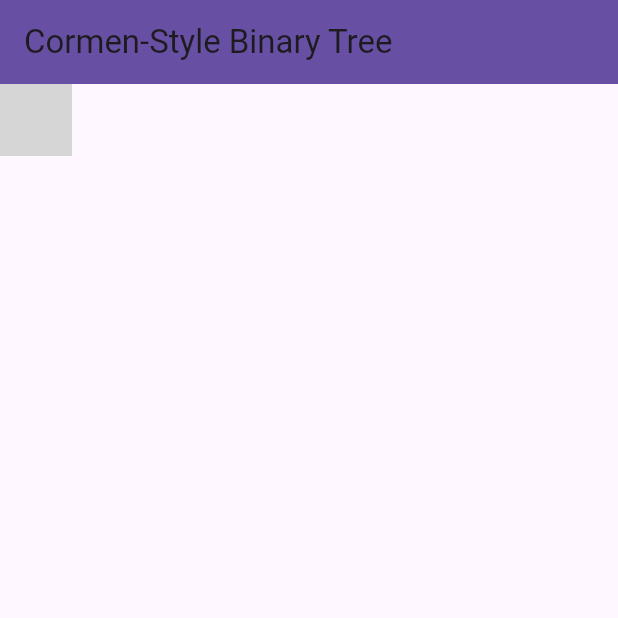
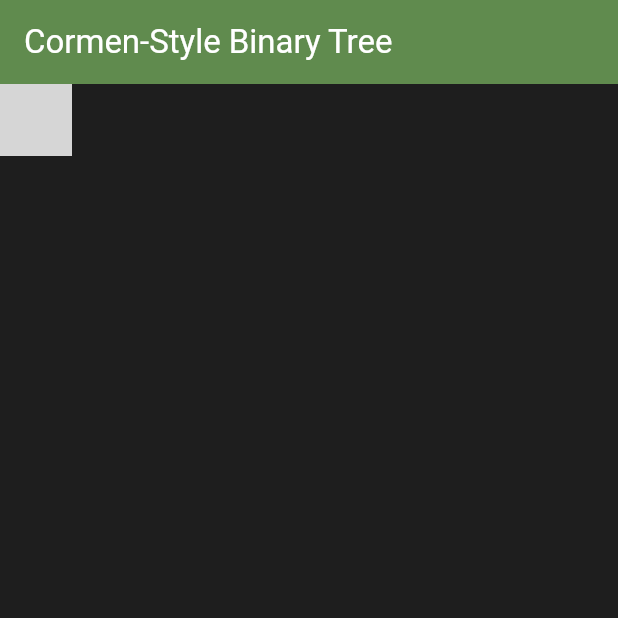
Before and after one commit to yazuc/AlgoBook, a Flutter app: the BinaryTreeDemo screen opened directly, on a phone screen of 412 x 824 dp, the top half of it. Run offline on Flutter 3.47's test engine with Material 3 defaults, Android fonts, the phone set to English and light mode, and no system bars; missing offline and left inert: graphview; grey boxes are pictures that could not be loaded.

Commit message:
feat: Implement VS Code-like themes and layout
This commit introduces new light and dark themes that mimic the look and feel of Visual Studio Code. It also adjusts the main layout to provide a more IDE-like experience.

Changes include:
- A new `themes.dart` file with `lightTheme` and `darkTheme` definitions.
- Updated `main.dart` to use the new themes.
- A new `CustomScaffold` widget that provides a more flexible layout.
- Updated `view_page.dart` to use the new `CustomScaffold` and `Expanded` widget for the visualization area.
- Deleted the old `view_objects.dart` file.

```diff
--- a/lib/main.dart
+++ b/lib/main.dart
@@ -1,19 +1,20 @@
 import 'package:flutter/material.dart';
+import 'package:Bookrithm/themes.dart';
 import 'package:Bookrithm/view_controller/view_page.dart';
 
 void main() {
-  runApp(const DataStructureApp());
+  runApp(const Bookrithm());
 }
 
-class DataStructureApp extends StatefulWidget {
-  const DataStructureApp({super.key});
+class Bookrithm extends StatefulWidget {
+  const Bookrithm({super.key});
 
   @override
-  State<DataStructureApp> createState() => _DataStructureAppState();
+  State<Bookrithm> createState() => _BookrithmState();
 }
 
-class _DataStructureAppState extends State<DataStructureApp> {
-  ThemeMode _themeMode = ThemeMode.light;
+class _BookrithmState extends State<Bookrithm> {
+  ThemeMode _themeMode = ThemeMode.dark;
 
   void _toggleTheme() {
     setState(() {
@@ -26,10 +27,8 @@ class _DataStructureAppState extends State<DataStructureApp> {
   Widget build(BuildContext context) {
     return MaterialApp(
       title: 'Bookrithm',
-      theme: ThemeData.light(),
-      darkTheme: ThemeData.dark().copyWith(
-        canvasColor: const Color.fromARGB(255, 48, 48, 48),
-      ),
+      theme: lightTheme,
+      darkTheme: darkTheme,
       themeMode: _themeMode,
       home: DataVisualizer(
         toggleTheme: _toggleTheme,
--- /dev/null
+++ b/lib/themes.dart
@@ -0,0 +1,105 @@
+import 'package:flutter/material.dart';
+
+// VS Code Dark Theme Colors
+const vscodeDarkBackground = Color(0xFF1E1E1E);
+const vscodeDarkPrimary = Color(0xFF608B4E);
+const vscodeDarkSecondary = Color(0xFF4EC9B0);
+const vscodeDarkAccent = Color(0xFFC586C0);
+
+// VS Code Light Theme Colors
+const vscodeLightBackground = Color(0xFFFFFFFF);
+const vscodeLightPrimary = Color(0xFF007ACC);
+const vscodeLightSecondary = Color(0xFF333333);
+const vscodeLightAccent = Color(0xFF6A372D);
+
+final ThemeData darkTheme = ThemeData(
+  brightness: Brightness.dark,
+  primaryColor: vscodeDarkPrimary,
+  colorScheme: const ColorScheme.dark(
+    primary: vscodeDarkPrimary,
+    secondary: vscodeDarkSecondary,
+    background: vscodeDarkBackground,
+    surface: Color(0xFF252526),
+    onPrimary: Colors.white,
+    onSecondary: Colors.white,
+    onBackground: Colors.white,
+    onSurface: Colors.white,
+  ),
+  scaffoldBackgroundColor: vscodeDarkBackground,
+  canvasColor: const Color(0xFF252526), // Sidebar, etc.
+  cardColor: const Color(0xFF2D2D2D),
+  appBarTheme: const AppBarTheme(
+    backgroundColor: Color(0xFF333333),
+    foregroundColor: Colors.white,
+  ),
+  textTheme: const TextTheme(
+    bodyLarge: TextStyle(color: Colors.white),
+    bodyMedium: TextStyle(color: Colors.white70),
+  ),
+  iconTheme: const IconThemeData(color: Colors.white),
+  buttonTheme: const ButtonThemeData(
+    buttonColor: vscodeDarkPrimary,
+    textTheme: ButtonTextTheme.primary,
+  ),
+  dropdownMenuTheme: DropdownMenuThemeData(
+    textStyle: const TextStyle(color: Colors.white),
+    inputDecorationTheme: InputDecorationTheme(
+      labelStyle: const TextStyle(color: Colors.white),
+      border: OutlineInputBorder(
+        borderSide: BorderSide(color: Colors.grey.shade700),
+      ),
+      enabledBorder: OutlineInputBorder(
+        borderSide: BorderSide(color: Colors.grey.shade700),
+      ),
+      focusedBorder: const OutlineInputBorder(
+        borderSide: BorderSide(color: vscodeDarkPrimary),
+      ),
+    ),
+  ),
+);
+
+final ThemeData lightTheme = ThemeData(
+  brightness: Brightness.light,
+  primaryColor: vscodeLightPrimary,
+  colorScheme: const ColorScheme.light(
+    primary: vscodeLightPrimary,
+    secondary: vscodeLightSecondary,
+    background: vscodeLightBackground,
+    surface: Color(0xFFF3F3F3),
+    onPrimary: Colors.white,
+    onSecondary: Colors.black,
+    onBackground: Colors.black,
+    onSurface: Colors.black,
+  ),
+  scaffoldBackgroundColor: vscodeLightBackground,
+  canvasColor: const Color(0xFFF3F3F3), // Sidebar, etc.
+  cardColor: Colors.white,
+  appBarTheme: const AppBarTheme(
+    backgroundColor: Color(0xFFF3F3F3),
+    foregroundColor: Colors.black,
+  ),
+  textTheme: const TextTheme(
+    bodyLarge: TextStyle(color: Colors.black),
+    bodyMedium: TextStyle(color: Colors.black87),
+  ),
+  iconTheme: const IconThemeData(color: Colors.black),
+  buttonTheme: const ButtonThemeData(
+    buttonColor: vscodeLightPrimary,
+    textTheme: ButtonTextTheme.primary,
+  ),
+  dropdownMenuTheme: DropdownMenuThemeData(
+    textStyle: const TextStyle(color: Colors.black),
+    inputDecorationTheme: InputDecorationTheme(
+      labelStyle: const TextStyle(color: Colors.black),
+      border: OutlineInputBorder(
+        borderSide: BorderSide(color: Colors.grey.shade400),
+      ),
+      enabledBorder: OutlineInputBorder(
+        borderSide: BorderSide(color: Colors.grey.shade400),
+      ),
+      focusedBorder: const OutlineInputBorder(
+        borderSide: BorderSide(color: vscodeLightPrimary),
+      ),
+    ),
+  ),
+);
```
Also changed, not shown: lib/view_controller/view_page.dart (+6 -4 lines), lib/widgets/common/custom_scaffold.dart (renamed from lib/view_controller/view_objects.dart, +8 -4 lines).
